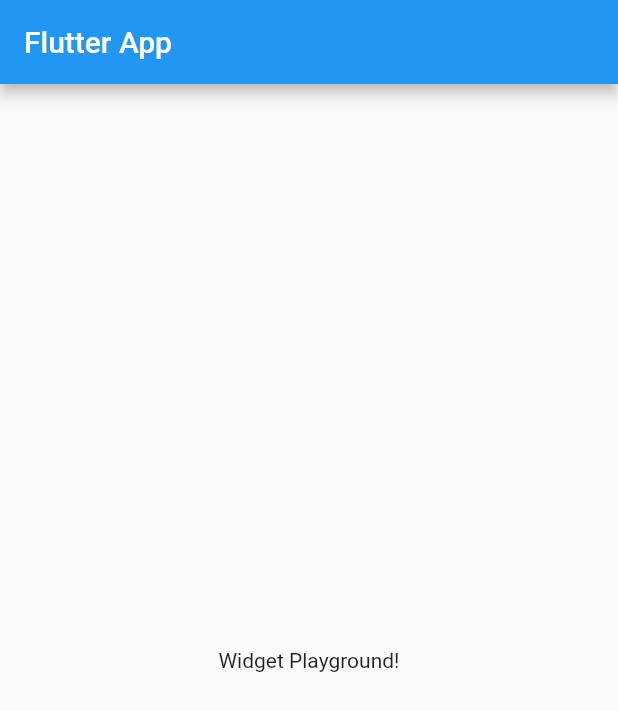
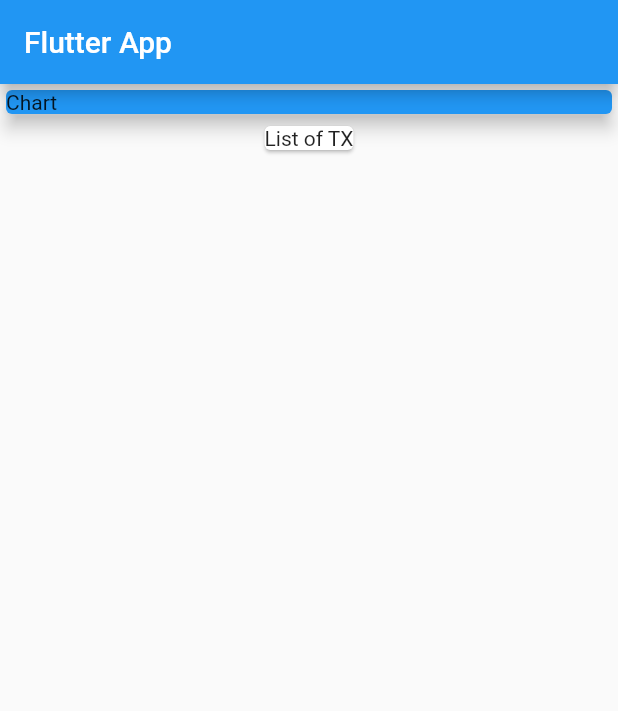
Before and after one commit to Djumabaevs/design_widgets, a Flutter app: the screen it shows after launch, on a phone screen of 412 x 824 dp. Shown: the top 711 px of the screen. Run offline on Flutter 3.47's test engine with Material 2 defaults, Android fonts, the phone set to English and light mode, and no system bars.

Commit message:
child of widget

```diff
--- a/lib/main.dart
+++ b/lib/main.dart
@@ -19,8 +19,20 @@
       appBar: AppBar(
         title: Text('Flutter App'),
       ),
-      body: Center(
-        child: Text('Widget Playground!'),
+      body: Column(
+        children: <Widget>[
+          Container(
+            width: double.infinity,
+            child: Card(
+              color: Colors.blue,
+              child: Text('Chart'),
+              elevation: 5,
+            ),
+          ),
+          Card(
+            child: Text('List of TX'),
+          ),
+        ],
       ),
     );
   }
```
